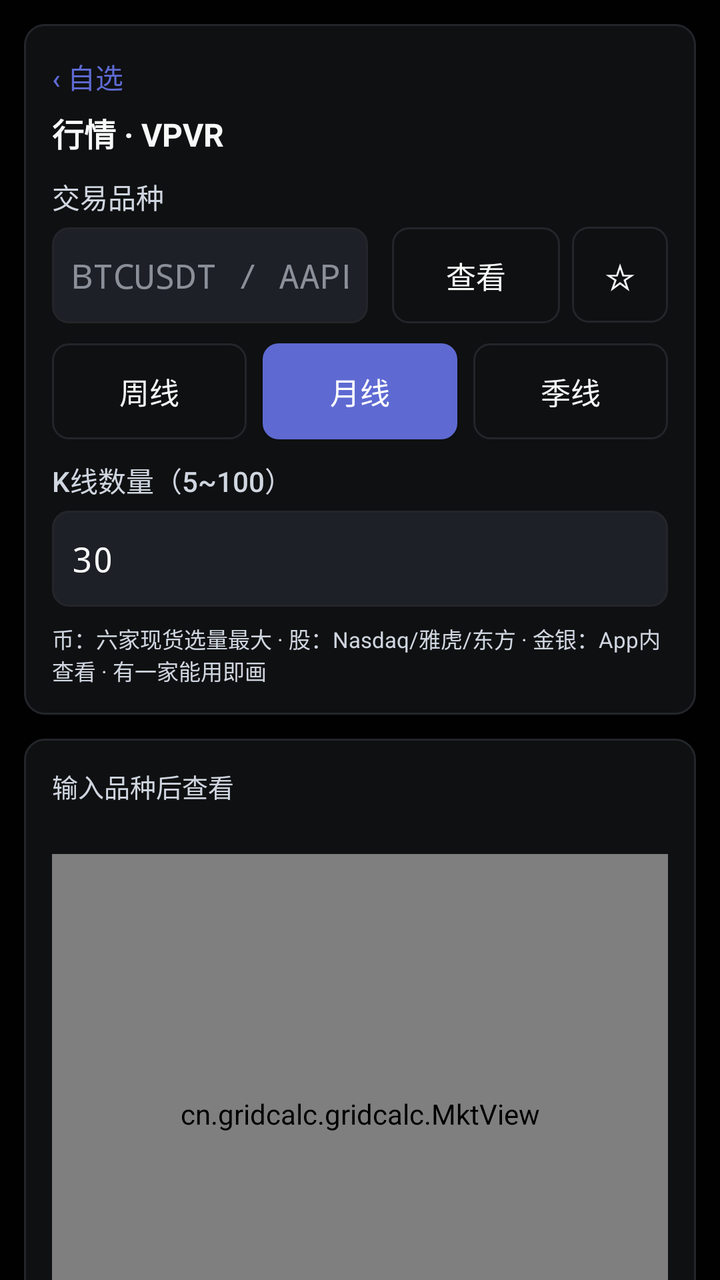
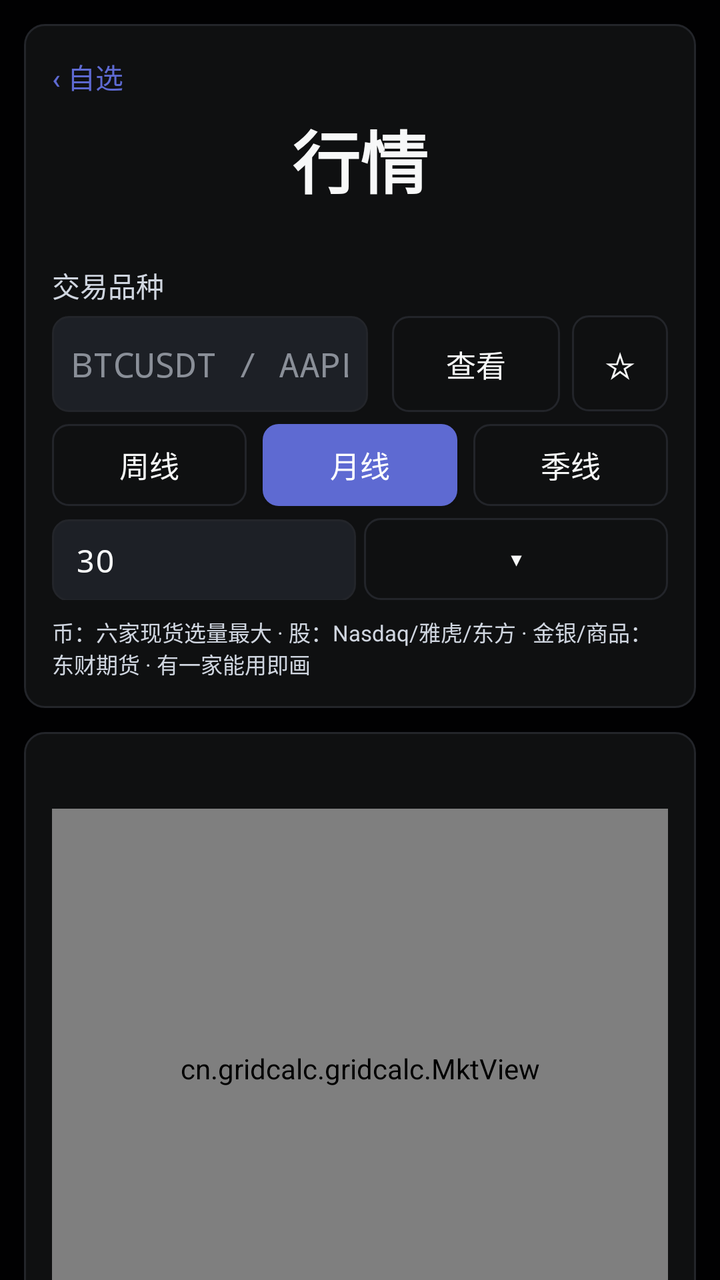

Compare the two renders of this Android layout. The source of the first and the diff that turns it into the second are given below.
<!-- AndroidManifest.xml: application theme Theme.GridCalc.Dark -->
<!-- res/layout/page_mkt.xml -->
<?xml version="1.0" encoding="utf-8"?>
<ScrollView xmlns:android="http://schemas.android.com/apk/res/android"
    android:layout_width="match_parent"
    android:layout_height="match_parent"
    android:fillViewport="true"
    android:scrollbars="none"
    android:clipToPadding="false">

    <LinearLayout
        android:layout_width="match_parent"
        android:layout_height="wrap_content"
        android:orientation="vertical"
        android:padding="12dp">

        
        <LinearLayout
            android:layout_width="match_parent"
            android:layout_height="wrap_content"
            android:background="@drawable/card_bg"
            android:orientation="vertical"
            android:padding="14dp">
            <Button
                android:id="@+id/mkt_back"
                android:layout_width="wrap_content"
                android:layout_height="wrap_content"
                android:layout_marginBottom="4dp"
                android:background="@android:color/transparent"
                android:minHeight="0dp"
                android:minWidth="0dp"
                android:paddingLeft="0dp"
                android:paddingTop="2dp"
                android:paddingBottom="2dp"
                android:text="‹ 自选"
                android:textColor="?attr/colorPrimary"
                android:textSize="14sp" />
            <TextView
                android:layout_width="wrap_content"
                android:layout_height="wrap_content"
                android:layout_marginBottom="10dp"
                android:text="行情 · VPVR"
                android:textColor="?attr/colorInk"
                android:textSize="16sp"
                android:textStyle="bold" />
            <LinearLayout
                android:layout_width="match_parent"
                android:layout_height="wrap_content"
                android:orientation="horizontal">
                <LinearLayout
                    android:layout_width="0dp"
                    android:layout_height="wrap_content"
                    android:layout_marginRight="6dp"
                    android:layout_weight="1"
                    android:orientation="vertical">
                    <TextView
                        android:layout_width="wrap_content"
                        android:layout_height="wrap_content"
                        android:layout_marginBottom="5dp"
                        android:text="交易品种"
                        android:textColor="?attr/colorSub"
                        android:textSize="14sp"
                        android:fontFamily="sans-serif-medium" />
                    <EditText
                        android:id="@+id/mkt_sym"
                        android:layout_width="match_parent"
                        android:layout_height="48dp"
                        android:background="@drawable/input_bg"
                        android:hint="BTCUSDT / AAPL"
                        android:importantForAutofill="no"
                        android:inputType="textNoSuggestions"
                        android:imeOptions="actionDone"
                        android:singleLine="true"
                        android:paddingLeft="10dp"
                        android:paddingRight="10dp"
                        android:textColor="?attr/colorInk"
                        android:textColorHint="?attr/colorFaint"
                        android:textSize="17sp"
                        android:typeface="monospace" />
                </LinearLayout>
                <Button
                    android:id="@+id/mkt_go"
                    android:layout_width="84dp"
                    android:layout_height="48dp"
                    android:layout_gravity="bottom"
                    android:layout_marginLeft="6dp"
                    android:background="@drawable/btn_ghost"
                    android:text="查看"
                    android:textColor="?attr/colorInk"
                    android:textSize="15sp" />
                <Button
                    android:id="@+id/mkt_fav"
                    android:layout_width="48dp"
                    android:layout_height="48dp"
                    android:layout_gravity="bottom"
                    android:layout_marginLeft="6dp"
                    android:background="@drawable/btn_ghost"
                    android:text="☆"
                    android:textColor="?attr/colorInk"
                    android:textSize="18sp" />
            </LinearLayout>
            <LinearLayout
                android:layout_width="match_parent"
                android:layout_height="48dp"
                android:layout_marginTop="10dp"
                android:orientation="horizontal">
                <Button
                    android:id="@+id/mkt_tf_w"
                    android:layout_width="0dp"
                    android:layout_height="match_parent"
                    android:layout_marginRight="4dp"
                    android:layout_weight="1"
                    android:background="@drawable/btn_ghost"
                    android:text="周线"
                    android:textColor="?attr/colorInk"
                    android:textSize="15sp" />
                <Button
                    android:id="@+id/mkt_tf_m"
                    android:layout_width="0dp"
                    android:layout_height="match_parent"
                    android:layout_marginLeft="4dp"
                    android:layout_marginRight="4dp"
                    android:layout_weight="1"
                    android:background="@drawable/btn_primary"
                    android:text="月线"
                    android:textColor="?attr/colorOnPrimary"
                    android:textSize="15sp" />
                <Button
                    android:id="@+id/mkt_tf_q"
                    android:layout_width="0dp"
                    android:layout_height="match_parent"
                    android:layout_marginLeft="4dp"
                    android:layout_weight="1"
                    android:background="@drawable/btn_ghost"
                    android:text="季线"
                    android:textColor="?attr/colorInk"
                    android:textSize="15sp" />
            </LinearLayout>
            <LinearLayout
                android:layout_width="match_parent"
                android:layout_height="wrap_content"
                android:layout_marginTop="10dp"
                android:orientation="vertical">
                <TextView
                    android:layout_width="wrap_content"
                    android:layout_height="wrap_content"
                    android:layout_marginBottom="5dp"
                    android:text="K线数量（5~100）"
                    android:textColor="?attr/colorSub"
                    android:textSize="14sp"
                    android:fontFamily="sans-serif-medium" />
                <EditText
                    android:id="@+id/mkt_kcount"
                    android:layout_width="match_parent"
                    android:layout_height="48dp"
                    android:background="@drawable/input_bg"
                    android:importantForAutofill="no"
                    android:inputType="number"
                    android:imeOptions="actionDone"
                    android:singleLine="true"
                    android:paddingLeft="10dp"
                    android:paddingRight="10dp"
                    android:text="30"
                    android:textColor="?attr/colorInk"
                    android:textColorHint="?attr/colorFaint"
                    android:textSize="17sp"
                    android:typeface="monospace" />
            </LinearLayout>
            <TextView
                android:id="@+id/mkt_srcnote"
                android:layout_width="wrap_content"
                android:layout_height="wrap_content"
                android:layout_marginTop="8dp"
                android:text="币：六家现货选量最大 · 股：Nasdaq/雅虎/东方 · 金银：App内查看 · 有一家能用即画"
                android:textColor="?attr/colorSub"
                android:textSize="11sp" />
        </LinearLayout>

        
        <LinearLayout
            android:layout_width="match_parent"
            android:layout_height="wrap_content"
            android:layout_marginTop="12dp"
            android:background="@drawable/card_bg"
            android:orientation="vertical"
            android:padding="14dp">
            <TextView
                android:id="@+id/mkt_status"
                android:layout_width="wrap_content"
                android:layout_height="wrap_content"
                android:text="输入品种后查看"
                android:textColor="?attr/colorSub"
                android:textSize="13sp" />
            <TextView
                android:id="@+id/mkt_ohlc"
                android:layout_width="match_parent"
                android:layout_height="wrap_content"
                android:layout_marginTop="2dp"
                android:layout_marginBottom="6dp"
                android:textColor="?attr/colorSub"
                android:textSize="12sp"
                android:typeface="monospace" />
            <cn.gridcalc.gridcalc.MktView
                android:id="@+id/mkt_chart"
                android:layout_width="match_parent"
                android:layout_height="260dp" />
            <TextView
                android:id="@+id/mkt_leg"
                android:layout_width="match_parent"
                android:layout_height="wrap_content"
                android:layout_marginTop="6dp"
                android:textColor="?attr/colorSub"
                android:textSize="12sp"
                android:typeface="monospace" />
        </LinearLayout>
    </LinearLayout>
</ScrollView>
<!-- resources referenced by this layout -->
<resources>
  <!-- drawable btn_ghost (drawable) -->
  <?xml version="1.0" encoding="utf-8"?>
  <selector xmlns:android="http://schemas.android.com/apk/res/android">
      <item android:state_pressed="true">
          <shape android:shape="rectangle">
              <solid android:color="?attr/colorBorder" />
              <corners android:radius="8dp" />
          </shape>
      </item>
      <item>
          <shape android:shape="rectangle">
              <solid android:color="@android:color/transparent" />
              <stroke android:width="1dp" android:color="?attr/colorBorder" />
              <corners android:radius="8dp" />
          </shape>
      </item>
  </selector>
  <!-- drawable btn_primary (drawable) -->
  <?xml version="1.0" encoding="utf-8"?>
  <selector xmlns:android="http://schemas.android.com/apk/res/android">
      <item android:state_pressed="true">
          <shape android:shape="rectangle">
              <solid android:color="?attr/colorPrimaryDark" />
              <corners android:radius="8dp" />
          </shape>
      </item>
      <item>
          <shape android:shape="rectangle">
              <solid android:color="?attr/colorPrimary" />
              <corners android:radius="8dp" />
          </shape>
      </item>
  </selector>
  <!-- drawable card_bg (drawable) -->
  <?xml version="1.0" encoding="utf-8"?>
  <shape xmlns:android="http://schemas.android.com/apk/res/android"
      android:shape="rectangle">
      <solid android:color="?attr/colorCard" />
      <stroke android:width="1dp" android:color="?attr/colorBorder" />
      <corners android:radius="10dp" />
  </shape>
  <!-- drawable input_bg (drawable) -->
  <?xml version="1.0" encoding="utf-8"?>
  <selector xmlns:android="http://schemas.android.com/apk/res/android">
      <item android:state_focused="true">
          <shape android:shape="rectangle">
              <solid android:color="?attr/colorInput" />
              <stroke android:width="1dp" android:color="?attr/colorPrimary" />
              <corners android:radius="8dp" />
          </shape>
      </item>
      <item>
          <shape android:shape="rectangle">
              <solid android:color="?attr/colorInput" />
              <stroke android:width="1dp" android:color="?attr/colorBorder" />
              <corners android:radius="8dp" />
          </shape>
      </item>
  </selector>
  <style name="Theme.GridCalc.Dark" parent="android:Theme.Material.NoActionBar">
          <item name="colorCanvas">#010102</item>
          <item name="colorCard">#0F1011</item>
          <item name="colorSurf2">#141516</item>
          <item name="colorInput">#1D2026</item>
          <item name="colorInk">#F7F8F8</item>
          <item name="colorSub">#D0D6E0</item>
          <item name="colorFaint">#8A8F98</item>
          <item name="colorPrimary">#5E6AD2</item>
          <item name="colorPrimaryDark">#4A55B5</item>
          <item name="colorTeal">#27A644</item>
          <item name="colorRed">#E5484D</item>
          <item name="colorBorder">#23252A</item>
          <item name="colorTealBg">#1F27A644</item>
          <item name="colorBlueBg">#245E6AD2</item>
          <item name="colorOnPrimary">#FFFFFF</item>
          <item name="android:windowBackground">?attr/colorCanvas</item>
          <item name="android:statusBarColor">?attr/colorCanvas</item>
          <item name="android:navigationBarColor">?attr/colorCanvas</item>
          <item name="android:windowLightStatusBar">false</item>
      </style>
</resources>

<!-- the commit's change to res/layout/page_mkt.xml (unified diff, before → after) -->
@@ -34,12 +34,13 @@
                 android:textColor="?attr/colorPrimary"
                 android:textSize="14sp" />
             <TextView
-                android:layout_width="wrap_content"
-                android:layout_height="wrap_content"
-                android:layout_marginBottom="10dp"
-                android:text="行情 · VPVR"
+                android:layout_width="match_parent"
+                android:layout_height="wrap_content"
+                android:layout_marginBottom="28dp"
+                android:gravity="center"
+                android:text="行情"
                 android:textColor="?attr/colorInk"
-                android:textSize="16sp"
+                android:textSize="34sp"
                 android:textStyle="bold" />
             <LinearLayout
                 android:layout_width="match_parent"
@@ -97,10 +98,12 @@
                     android:textColor="?attr/colorInk"
                     android:textSize="18sp" />
             </LinearLayout>
+            
             <LinearLayout
-                android:layout_width="match_parent"
-                android:layout_height="48dp"
-                android:layout_marginTop="10dp"
+                android:id="@+id/mkt_tf_row"
+                android:layout_width="match_parent"
+                android:layout_height="41dp"
+                android:layout_marginTop="6dp"
                 android:orientation="horizontal">
                 <Button
                     android:id="@+id/mkt_tf_w"
@@ -134,42 +137,48 @@
                     android:textColor="?attr/colorInk"
                     android:textSize="15sp" />
             </LinearLayout>
+            
             <LinearLayout
-                android:layout_width="match_parent"
-                android:layout_height="wrap_content"
-                android:layout_marginTop="10dp"
-                android:orientation="vertical">
-                <TextView
-                    android:layout_width="wrap_content"
-                    android:layout_height="wrap_content"
-                    android:layout_marginBottom="5dp"
-                    android:text="K线数量（5~100）"
-                    android:textColor="?attr/colorSub"
-                    android:textSize="14sp"
-                    android:fontFamily="sans-serif-medium" />
+                android:id="@+id/mkt_row2"
+                android:layout_width="match_parent"
+                android:layout_height="41dp"
+                android:layout_marginTop="6dp"
+                android:orientation="horizontal">
                 <EditText
                     android:id="@+id/mkt_kcount"
-                    android:layout_width="match_parent"
-                    android:layout_height="48dp"
+                    android:layout_width="0dp"
+                    android:layout_height="41dp"
+                    android:layout_weight="1"
                     android:background="@drawable/input_bg"
+                    android:contentDescription="K线数量(5~100)"
                     android:importantForAutofill="no"
                     android:inputType="number"
                     android:imeOptions="actionDone"
                     android:singleLine="true"
-                    android:paddingLeft="10dp"
-                    android:paddingRight="10dp"
+                    android:paddingLeft="12dp"
+                    android:paddingRight="12dp"
                     android:text="30"
                     android:textColor="?attr/colorInk"
                     android:textColorHint="?attr/colorFaint"
-                    android:textSize="17sp"
+                    android:textSize="16sp"
                     android:typeface="monospace" />
+                <Button
+                    android:id="@+id/mkt_win"
+                    android:layout_width="0dp"
+                    android:layout_height="41dp"
+                    android:layout_marginLeft="4dp"
+                    android:layout_weight="1"
+                    android:background="@drawable/btn_ghost"
+                    android:text="▾"
+                    android:textColor="?attr/colorInk"
+                    android:textSize="18sp" />
             </LinearLayout>
             <TextView
                 android:id="@+id/mkt_srcnote"
                 android:layout_width="wrap_content"
                 android:layout_height="wrap_content"
                 android:layout_marginTop="8dp"
-                android:text="币：六家现货选量最大 · 股：Nasdaq/雅虎/东方 · 金银：App内查看 · 有一家能用即画"
+                android:text="币：六家现货选量最大 · 股：Nasdaq/雅虎/东方 · 金银/商品：东财期货 · 有一家能用即画"
                 android:textColor="?attr/colorSub"
                 android:textSize="11sp" />
         </LinearLayout>
@@ -188,7 +197,8 @@
                 android:layout_height="wrap_content"
                 android:text="输入品种后查看"
                 android:textColor="?attr/colorSub"
-                android:textSize="13sp" />
+                android:textSize="13sp"
+                android:visibility="gone" />
             <TextView
                 android:id="@+id/mkt_ohlc"
                 android:layout_width="match_parent"
